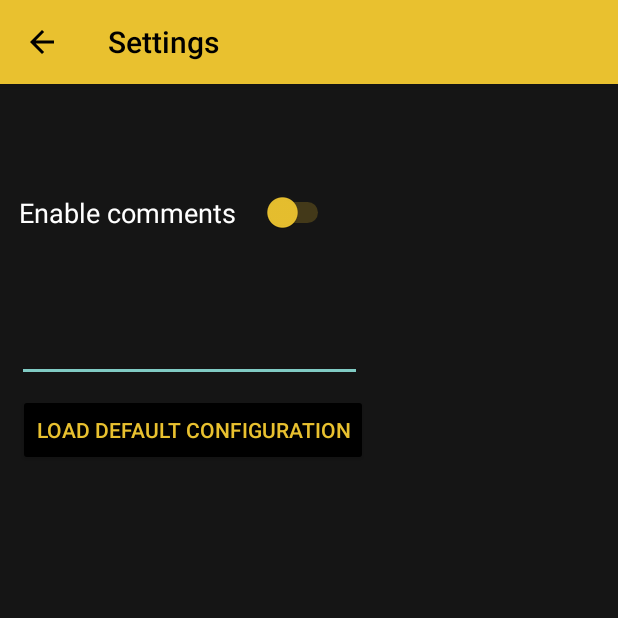
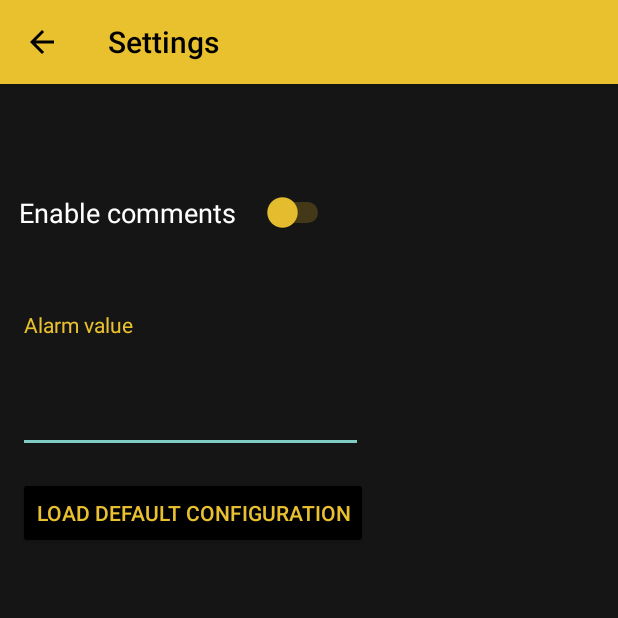
Before and after one commit to lukasz-drzensla/GPSDosimeter, an Android app: the SettingsActivity screen opened directly, with no data from a screen before it, on a phone screen of 412 x 824 dp, the top half of it. Run offline under Robolectric (Android 15) with nearby library versions, the phone set to English and light mode, and no system bars.

Commit message:
Changed display from mSv to uSv. Changed value scaling value. Hidden unimplemented functionality.

```diff
--- a/app/src/main/java/pl/edu/agh/gpsdosimeter/MainActivity.java
+++ b/app/src/main/java/pl/edu/agh/gpsdosimeter/MainActivity.java
@@ -52,7 +52,7 @@ class RadAppCB implements JRadicom.RCCallbacks {
 
     public void read_r_cb(JRadicom.rcfdataupck_t fdata)
     {
-        String radiation = Integer.toString(fdata.radiation);
+        String radiation = Float.toString(((float)(fdata.radiation))/10.0f);
         String day = Integer.toString(fdata.day);
         String month = Integer.toString(fdata.month);
         String year = Integer.toString(fdata.year);
--- a/app/src/main/java/pl/edu/agh/gpsdosimeter/RadiGrader.java
+++ b/app/src/main/java/pl/edu/agh/gpsdosimeter/RadiGrader.java
@@ -6,7 +6,7 @@ import static com.google.android.gms.maps.model.BitmapDescriptorFactory.HUE_RED;
 import static com.google.android.gms.maps.model.BitmapDescriptorFactory.HUE_YELLOW;
 
 public class RadiGrader {
-    private final int rad_thresholds[] = {5, 10, 15, 20, 25, 30, 35, 40, 45};
+    private final int rad_thresholds[] = {0, 50, 100, 150, 200, 250, 300, 350, 400};
     private final float color_step = (HUE_GREEN - HUE_RED)/rad_thresholds.length;
     private float color_thresholds[] = new float [rad_thresholds.length];
 
--- a/app/src/main/java/pl/edu/agh/gpsdosimeter/RadiationMap.java
+++ b/app/src/main/java/pl/edu/agh/gpsdosimeter/RadiationMap.java
@@ -64,7 +64,7 @@ public class RadiationMap extends FragmentActivity implements OnMapReadyCallback
                 RMCParser rmcParser = new RMCParser();
                 RMCParser.GPSDataUnpacked gpsDataUnpacked = rmcParser.parse(m.getGPS());
                 LatLng latLng = new LatLng(gpsDataUnpacked.getLat(), gpsDataUnpacked.getLon());
-                mMap.addMarker(new MarkerOptions().position(latLng).title(m.getComment() + ": " + Integer.toString(m.getRadiation()) + " mSv/h").icon(BitmapDescriptorFactory.defaultMarker(new RadiGrader().grade(m.getRadiation()))));
+                mMap.addMarker(new MarkerOptions().position(latLng).title(m.getComment() + ": " + Float.toString(m.getRadiation()/10.0f) + " uSv/h").icon(BitmapDescriptorFactory.defaultMarker(new RadiGrader().grade(m.getRadiation()))));
                 mMap.moveCamera(CameraUpdateFactory.newLatLng(latLng));
             }
         }
--- a/app/src/main/res/layout/activity_main.xml
+++ b/app/src/main/res/layout/activity_main.xml
@@ -39,7 +39,7 @@
         android:layout_height="wrap_content"
         android:layout_marginEnd="118dp"
         android:fontFamily="@font/dseg14"
-        android:text="m"
+        android:text="u"
         android:textColor="@color/rad_yellow"
         android:textSize="24sp"
         app:layout_constraintBottom_toBottomOf="@+id/val_sv_txt"
--- a/app/src/main/res/layout/activity_manage.xml
+++ b/app/src/main/res/layout/activity_manage.xml
@@ -27,6 +27,7 @@
         android:backgroundTint="@color/black"
         android:text="@string/fetch_data_btn"
         android:textColor="@color/rad_yellow"
+        android:visibility="invisible"
         app:layout_constraintStart_toStartOf="parent"
         app:layout_constraintTop_toBottomOf="@+id/data_list_view" />
 
--- a/app/src/main/res/layout/activity_settings.xml
+++ b/app/src/main/res/layout/activity_settings.xml
@@ -23,28 +23,39 @@
         app:layout_constraintTop_toTopOf="parent"
         app:layout_constraintVertical_bias="0.075" />
 
+    <EditText
+        android:id="@+id/rad_unsafe_inputtxt"
+        android:layout_width="230dp"
+        android:layout_height="60dp"
+        android:layout_marginTop="16dp"
+        android:ems="10"
+        android:inputType="text"
+        android:textColor="@color/rad_yellow"
+        app:layout_constraintEnd_toEndOf="parent"
+        app:layout_constraintHorizontal_bias="0.066"
+        app:layout_constraintStart_toStartOf="parent"
+        app:layout_constraintTop_toBottomOf="@+id/textView" />
+
     <Button
         android:id="@+id/load_def_conf_btn"
         android:layout_width="wrap_content"
         android:layout_height="wrap_content"
         android:layout_marginStart="12dp"
-        android:layout_marginTop="8dp"
+        android:layout_marginTop="16dp"
         android:backgroundTint="@color/black"
         android:text="@string/settings_new_config"
         android:textColor="@color/rad_yellow"
         app:layout_constraintStart_toStartOf="parent"
         app:layout_constraintTop_toBottomOf="@+id/rad_unsafe_inputtxt" />
 
-    <EditText
-        android:id="@+id/rad_unsafe_inputtxt"
-        android:layout_width="230dp"
-        android:layout_height="60dp"
-        android:layout_marginTop="20dp"
-        android:ems="10"
-        android:inputType="text"
+    <TextView
+        android:id="@+id/textView"
+        android:layout_width="wrap_content"
+        android:layout_height="wrap_content"
+        android:layout_marginStart="16dp"
+        android:layout_marginTop="32dp"
+        android:text="@string/settings_thrshld_val"
         android:textColor="@color/rad_yellow"
-        app:layout_constraintEnd_toEndOf="parent"
-        app:layout_constraintHorizontal_bias="0.064"
         app:layout_constraintStart_toStartOf="parent"
         app:layout_constraintTop_toBottomOf="@+id/en_comm_sw" />
 
--- a/app/src/main/res/values/strings.xml
+++ b/app/src/main/res/values/strings.xml
@@ -27,6 +27,7 @@
 
     <string name="settings_enable_comments">Enable comments</string>
     <string name="settings_new_config">Load default configuration</string>
+    <string name="settings_thrshld_val">Alarm value</string>
 
     <!--Dialogs-->
     <string name="new_file_title">Create new measurement collection</string>
```
Also changed, not shown: app/src/main/java/pl/edu/agh/gpsdosimeter/BTTools.java (+5 -2 lines), 2 other files.
